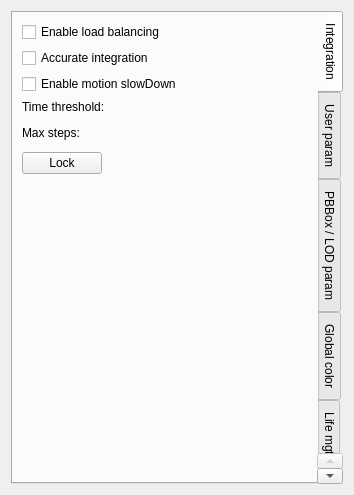
Above: code/nel/tools/3d/object_viewer_qt/src/particle_system_form.ui from ryzom/ryzomcore before the change. Below: the same form after it.
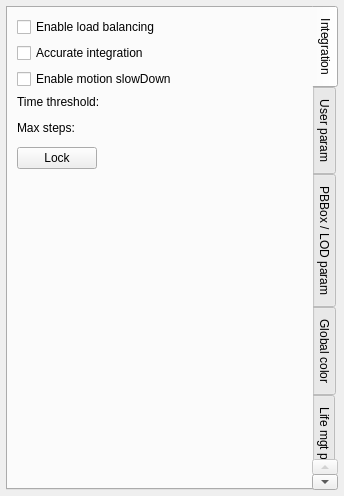
That is the form after the change. Custom widgets are drawn as their Qt base class.

```diff
--- a/code/nel/tools/3d/object_viewer_qt/src/particle_system_form.ui
+++ b/code/nel/tools/3d/object_viewer_qt/src/particle_system_form.ui
@@ -6,14 +6,17 @@
    <rect>
     <x>0</x>
     <y>0</y>
-    <width>334</width>
-    <height>495</height>
+    <width>312</width>
+    <height>496</height>
    </rect>
   </property>
   <property name="windowTitle">
    <string>Form</string>
   </property>
   <layout class="QGridLayout" name="gridLayout">
+   <property name="margin">
+    <number>6</number>
+   </property>
    <item row="0" column="1">
     <widget class="QTabWidget" name="tabWidget">
      <property name="tabPosition">
```
